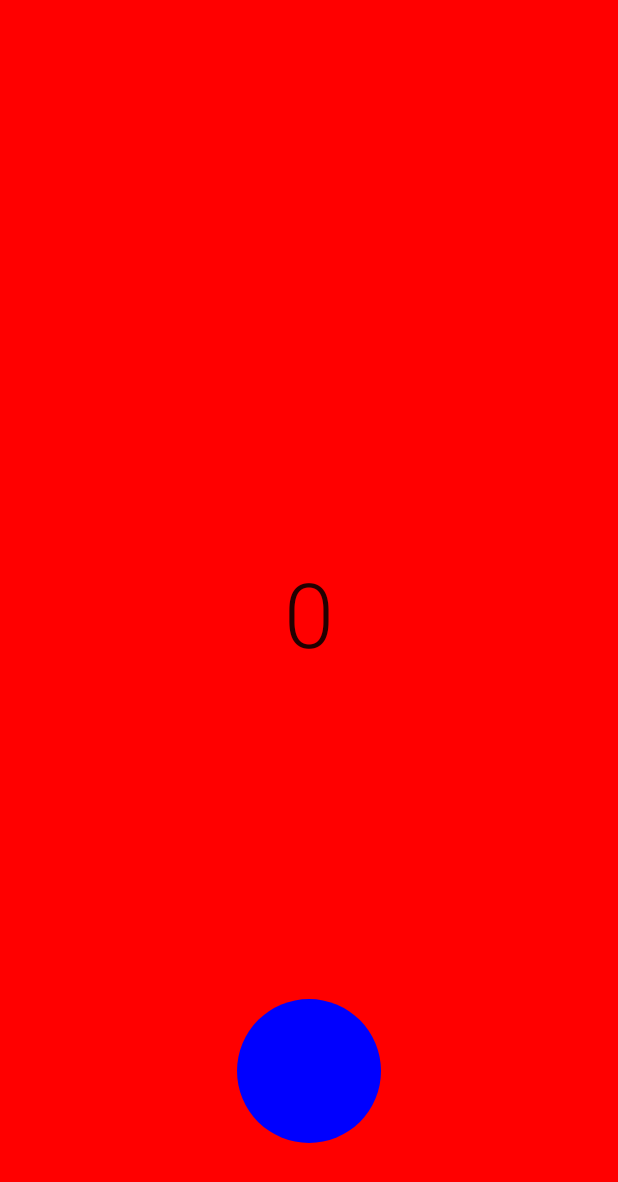
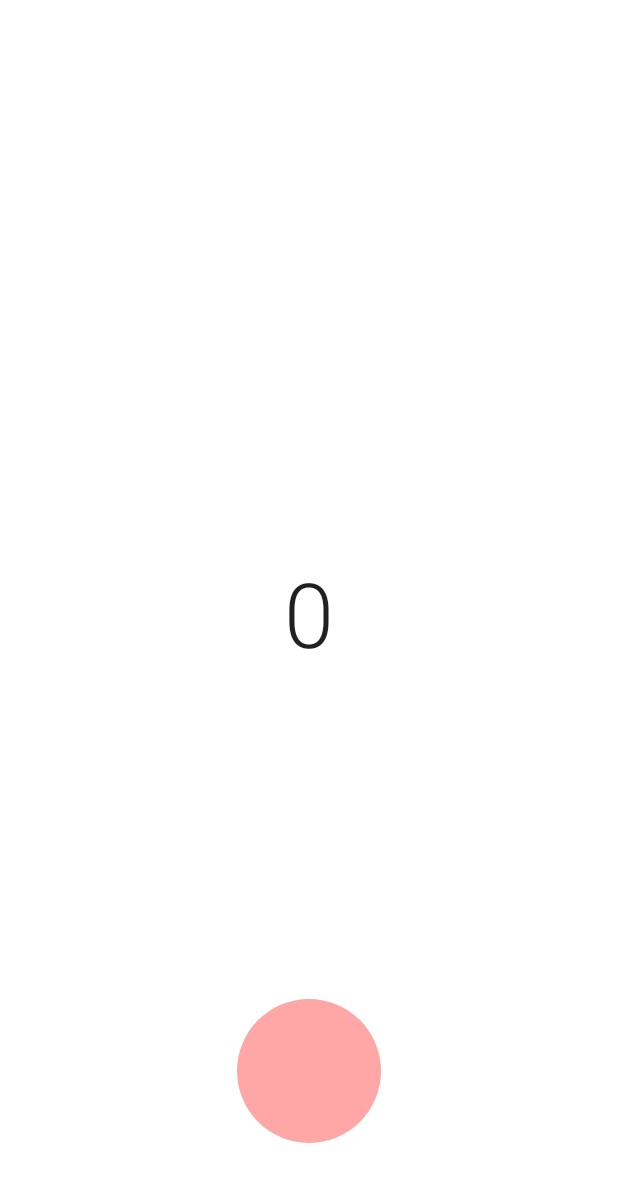
Before and after one commit to 2307vivek/BubblePager, an Android app built with Jetpack Compose: the screen it shows after launch (MainActivity), on a phone screen of 412 x 824 dp. Shown: the top 1182 px of the screen. Run offline under Robolectric (Android 15) with nearby library versions, the phone set to English and light mode, and no system bars; our stand-ins replace accompanist.

Commit message:
bubble pager logic.

```diff
--- a/app/src/main/java/dev/vivvvek/bubblepager/BubblePager.kt
+++ b/app/src/main/java/dev/vivvvek/bubblepager/BubblePager.kt
@@ -23,9 +23,8 @@
  */
 package dev.vivvvek.bubblepager
 
-import androidx.compose.foundation.Canvas
+import androidx.compose.animation.core.CubicBezierEasing
 import androidx.compose.foundation.layout.Box
-import androidx.compose.foundation.layout.fillMaxSize
 import androidx.compose.runtime.Composable
 import androidx.compose.ui.Modifier
 import androidx.compose.ui.draw.drawBehind
@@ -34,32 +33,44 @@ import androidx.compose.ui.graphics.Color
 import androidx.compose.ui.graphics.drawscope.DrawScope
 import androidx.compose.ui.graphics.drawscope.translate
 import androidx.compose.ui.unit.Dp
+import androidx.compose.ui.unit.dp
+import androidx.compose.ui.unit.lerp
 import com.google.accompanist.pager.ExperimentalPagerApi
 import com.google.accompanist.pager.HorizontalPager
 import com.google.accompanist.pager.PagerScope
 import com.google.accompanist.pager.PagerState
+import kotlin.math.absoluteValue
 
 @OptIn(ExperimentalPagerApi::class)
 @Composable
 fun BubblePager(
-    state: PagerState,
+    pagerState: PagerState,
     pageCount: Int,
     modifier: Modifier = Modifier,
     bubbleMinRadius: Dp,
     bubbleMaxRadius: Dp,
     bubbleBottomPadding: Dp,
+    bubbleColors: List<Color>,
     content: @Composable PagerScope.(Int) -> Unit
 ) {
     Box(modifier = modifier) {
         HorizontalPager(
             count = pageCount,
-            state = state,
+            state = pagerState,
             modifier = modifier.drawBehind {
-                drawRect(
-                    color = Color.Red,
-                    size = size
+                drawRect(color = bubbleColors[pagerState.currentPage], size = size)
+                val (radius, centerX) = calculateBubbleDimensions(
+                    swipeProgress = pagerState.currentPageOffset,
+                    swipeDirection = pagerState.swipeDirection,
+                    minRadius = bubbleMinRadius,
+                    maxRadius = bubbleMaxRadius
                 )
-                drawBubble(bubbleMinRadius, bubbleMaxRadius, bubbleBottomPadding)
+                drawBubble(
+                    radius = radius,
+                    centerX = centerX,
+                    bottomPadding = bubbleBottomPadding,
+                    color = bubbleColors[pagerState.nextPage]
+                )
             }
         ) { page ->
             content(page)
@@ -68,15 +79,58 @@ fun BubblePager(
 }
 
 fun DrawScope.drawBubble(
-    bubbleMinRadius: Dp,
-    bubbleMaxRadius: Dp,
-    bubbleBottomPadding: Dp
+    radius: Dp,
+    centerX: Dp,
+    bottomPadding: Dp,
+    color: Color
 ) {
     translate(size.width / 2) {
         drawCircle(
-            color = Color.Blue,
-            radius = bubbleMinRadius.toPx(),
-            center = Offset(0f, size.height - bubbleBottomPadding.toPx())
+            color = color,
+            radius = radius.toPx(),
+            center = Offset(centerX.toPx(), size.height - bottomPadding.toPx())
         )
     }
 }
+
+fun calculateBubbleDimensions(
+    swipeProgress: Float,
+    swipeDirection: SwipeDirection,
+    minRadius: Dp,
+    maxRadius: Dp
+) : Pair<Dp, Dp> {
+    // swipe value ranges between 0 to 1.0 for half of the swipe
+    // and 1.0 to 0 for the other half of the swipe
+    val swipeValue = swipeProgress.absoluteValue.let {
+        val value = if (it <= 0.5) it else 1 - it
+        lerp(0f, 2f, value)
+    }
+
+    val radius = lerp(minRadius, maxRadius, CubicBezierEasing(1f,0f,.92f,.37f).transform(swipeValue))
+    var centerX = lerp(0.dp, maxRadius, CubicBezierEasing(1f,0f,.92f,.37f).transform(swipeValue))
+
+    if (swipeDirection == SwipeDirection.LEFT) {
+        centerX = -centerX
+    }
+    if (swipeProgress.absoluteValue > 0.5) {
+        centerX = -centerX
+    }
+    return Pair(radius, centerX)
+}
+
+
+@OptIn(ExperimentalPagerApi::class)
+val PagerState.nextPage: Int
+    get() = if ((currentPage + 1) == pageCount) currentPage - 1 else currentPage + 1
+
+@OptIn(ExperimentalPagerApi::class)
+val PagerState.swipeDirection: SwipeDirection
+    get() = if (currentPageOffset > 0) SwipeDirection.RIGHT else SwipeDirection.LEFT
+
+enum class SwipeDirection {
+    LEFT, RIGHT
+}
+
+fun lerp(start: Float, end: Float, value: Float): Float {
+    return start + (end - start) * value
+}
--- a/app/src/main/java/dev/vivvvek/bubblepager/MainActivity.kt
+++ b/app/src/main/java/dev/vivvvek/bubblepager/MainActivity.kt
@@ -58,12 +58,13 @@ class MainActivity : ComponentActivity() {
     @Composable
     fun BubblePagerContent(pagerState: PagerState) {
         BubblePager(
-            state = pagerState,
+            pagerState = pagerState,
             pageCount = pages.size,
             modifier = Modifier.fillMaxSize(),
             bubbleMinRadius = 48.dp,
             bubbleMaxRadius = 12000.dp,
             bubbleBottomPadding = 110.dp,
+            bubbleColors = pages.map { it.color }
         ) { page ->
             Box(
                 modifier = Modifier.fillMaxSize(),
```
